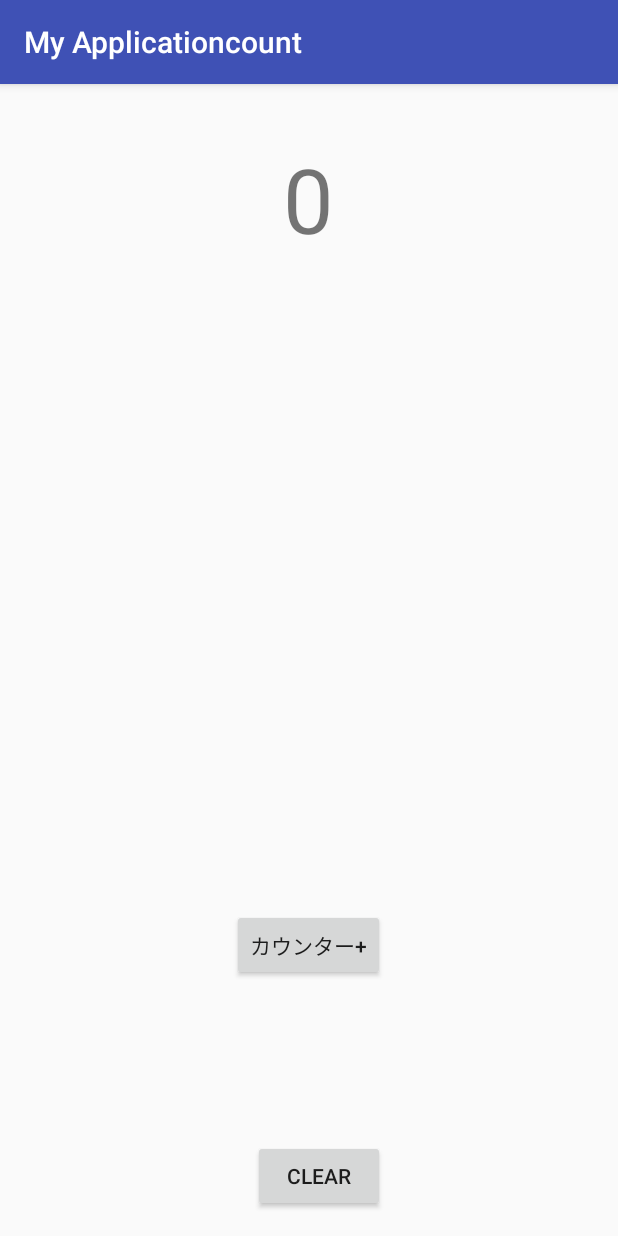
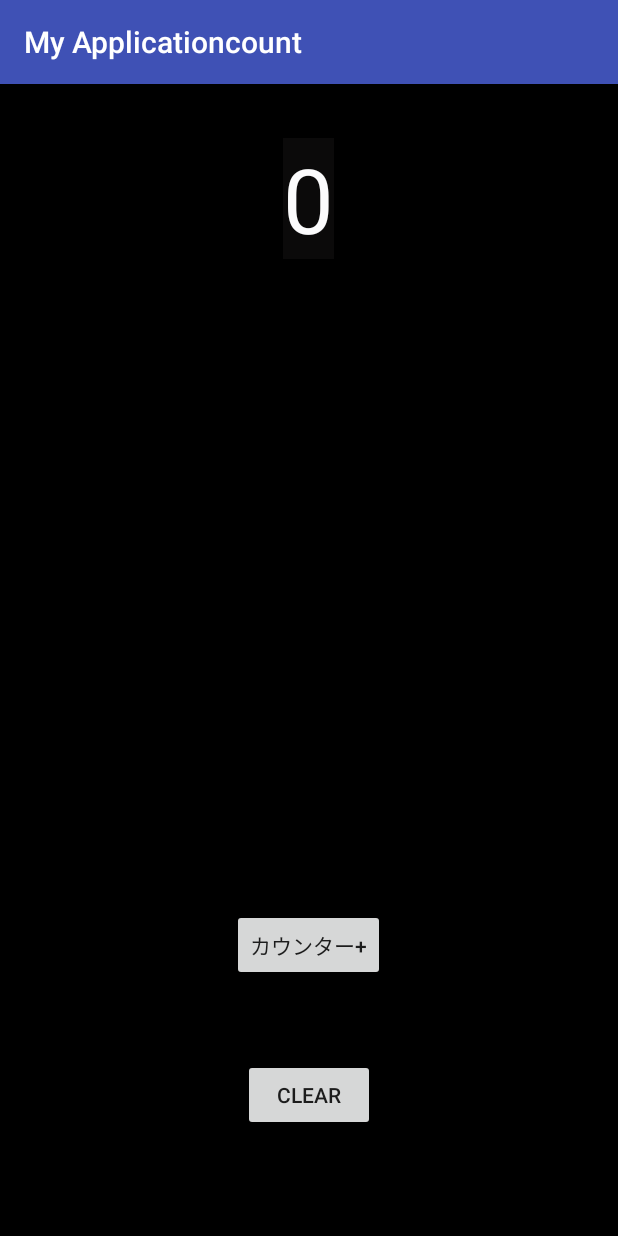
Before and after one commit to John-roboP/MyApplicationcount, an Android app: the screen it shows after launch (MainActivity), on a phone screen of 412 x 824 dp. Run offline under Robolectric (Android 15) with nearby library versions, the phone set to English and light mode, and no system bars.

Commit message:
色変えた

```diff
--- a/app/src/main/res/layout/activity_main.xml
+++ b/app/src/main/res/layout/activity_main.xml
@@ -7,9 +7,13 @@
     android:paddingLeft="@dimen/activity_horizontal_margin"
     android:paddingRight="@dimen/activity_horizontal_margin"
     android:paddingTop="@dimen/activity_vertical_margin"
-    tools:context="com.t_robop.otaka.myapplicationcount.MainActivity">
+    tools:context="com.t_robop.otaka.myapplicationcount.MainActivity"
+    android:background="#000000">
+    <!--色変えた-->
 
     <TextView
+        android:background="#0b0a0a"
+        android:textColor="#fbfbfc"
         android:id="@+id/textView1"
         android:layout_width="wrap_content"
         android:layout_height="wrap_content"
@@ -37,5 +41,7 @@
         android:text="Clear"
         android:id="@+id/button2"
         android:layout_alignParentBottom="true"
-        android:layout_alignEnd="@+id/button" />
+        android:layout_centerHorizontal="true"
+        android:layout_marginBottom="54dp" />
+
 </RelativeLayout>
```
